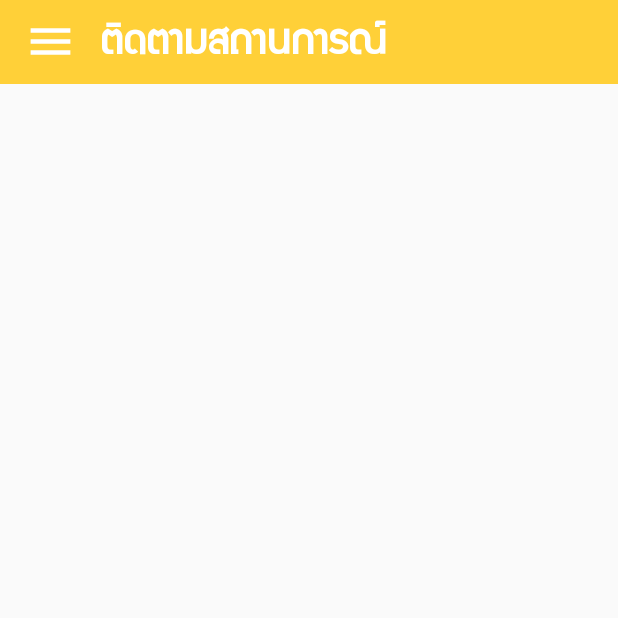
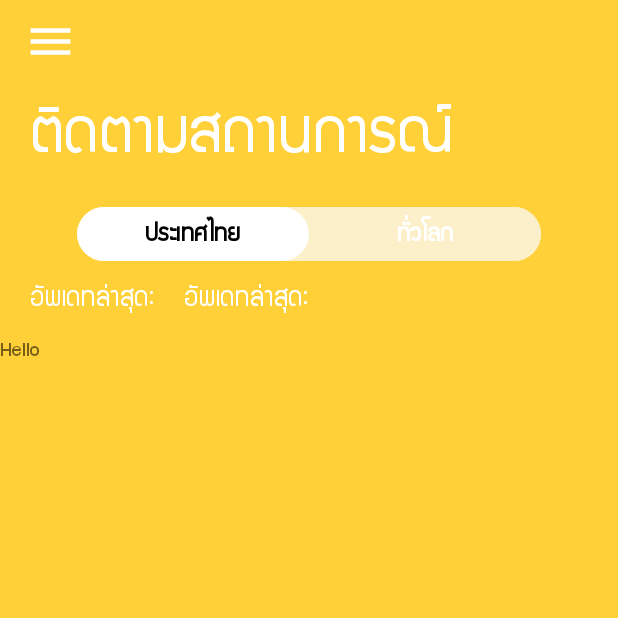
Before and after one commit to orbitalno11/14d-diary, an Android app: the NewsFragment screen opened through its navigation route, on a phone screen of 412 x 824 dp, the top half of it. Run offline under Robolectric (Android 15) with nearby library versions, the light colour scheme and no system bars; our stand-ins replace navigation-ui.

Commit message:
News page

```diff
--- /dev/null
+++ b/app/src/main/java/ac/th/kmutt/math/the14d_diary/adapter/NewsTabAdapter.kt
@@ -0,0 +1,22 @@
+package ac.th.kmutt.math.the14d_diary.adapter
+
+import ac.th.kmutt.math.the14d_diary.fragment.GlobalNewsFragment
+import ac.th.kmutt.math.the14d_diary.fragment.ThaiNewsFragment
+import androidx.fragment.app.Fragment
+import androidx.viewpager2.adapter.FragmentStateAdapter
+
+class NewsTabAdapter(
+    private val fragment: Fragment
+) : FragmentStateAdapter(fragment){
+    override fun getItemCount(): Int {
+        return 2
+    }
+
+    override fun createFragment(position: Int): Fragment {
+        return when(position){
+            0 -> ThaiNewsFragment.newInstance()
+            1 -> GlobalNewsFragment.newInstance()
+            else -> null!!
+        }
+    }
+}
--- a/app/src/main/java/ac/th/kmutt/math/the14d_diary/ui/news/NewsFragment.kt
+++ b/app/src/main/java/ac/th/kmutt/math/the14d_diary/ui/news/NewsFragment.kt
@@ -9,7 +9,12 @@ import android.view.View
 import android.view.ViewGroup
 
 import ac.th.kmutt.math.the14d_diary.R
+import ac.th.kmutt.math.the14d_diary.adapter.ChatTabAdapter
+import ac.th.kmutt.math.the14d_diary.adapter.NewsTabAdapter
 import ac.th.kmutt.math.the14d_diary.helper.AppbarHelper
+import com.google.android.material.tabs.TabLayoutMediator
+import kotlinx.android.synthetic.main.fragment_chat_home.*
+import kotlinx.android.synthetic.main.fragment_news.*
 
 class NewsFragment : Fragment() {
 
@@ -32,11 +37,19 @@ class NewsFragment : Fragment() {
         viewModel = ViewModelProviders.of(this).get(NewsViewModel::class.java)
         setupAppbar()
         // TODO: Use the ViewModel
+
+        // setup tab layout and viewpager
+        val tab_layout = news_tab
+        news_viewpager.adapter = NewsTabAdapter(this)
+        val tabName: Array<String> = resources.getStringArray(R.array.tab_news)
+        TabLayoutMediator(tab_layout, news_viewpager){ tab, position ->
+            tab.text = tabName[position]
+        }.attach()
     }
 
     private fun setupAppbar(){
         appbarHelper = AppbarHelper(view!!)
-        appbarHelper.setTitle(resources.getString(R.string.nav_news))
+        appbarHelper.setTitleVisible(View.INVISIBLE)
         appbarHelper.setMenuNav((activity as MainActivity))
     }
 
--- /dev/null
+++ b/app/src/main/res/drawable/bg_tablayout_news.xml
@@ -0,0 +1,9 @@
+<?xml version="1.0" encoding="utf-8"?>
+<shape xmlns:android="http://schemas.android.com/apk/res/android"
+    android:shape="rectangle">
+
+    <corners android:radius="18dp" />
+
+    <solid android:color="@color/yellowPrimarySuperLight" />
+
+</shape>
--- /dev/null
+++ b/app/src/main/res/drawable/bg_tablayout_news_selected.xml
@@ -0,0 +1,9 @@
+<?xml version="1.0" encoding="utf-8"?>
+<shape xmlns:android="http://schemas.android.com/apk/res/android"
+    android:shape="rectangle">
+
+    <corners android:radius="18dp" />
+
+    <solid android:color="@android:color/white" />
+
+</shape>
--- /dev/null
+++ b/app/src/main/res/drawable/selector_tablayout_news.xml
@@ -0,0 +1,11 @@
+<?xml version="1.0" encoding="utf-8"?>
+<selector xmlns:android="http://schemas.android.com/apk/res/android">
+
+    <item
+        android:drawable="@drawable/bg_tablayout_news_selected"
+        android:state_selected="true" />
+
+    <item
+        android:drawable="@drawable/bg_tablayout_news"
+        android:state_selected="false" />
+</selector>
--- a/app/src/main/res/layout/fragment_news.xml
+++ b/app/src/main/res/layout/fragment_news.xml
@@ -4,14 +4,73 @@
     android:layout_width="match_parent"
     android:layout_height="match_parent"
     xmlns:app="http://schemas.android.com/apk/res-auto"
-    tools:context=".ui.news.NewsFragment">
+    tools:context=".ui.news.NewsFragment"
+    android:background="@color/colorPrimary">
 
     <include
         android:id="@+id/app_bar_header"
         layout="@layout/layout_appbar"
         app:layout_constraintTop_toTopOf="parent" />
 
-<!--    use viewpager   -->
-<!--    import thai news fragment and global fragment to view pager  -->
+    <TextView
+        android:id="@+id/news_header"
+        android:layout_width="wrap_content"
+        android:layout_height="wrap_content"
+        android:layout_marginStart="20dp"
+        android:text="@string/nav_news"
+        android:textColor="@android:color/white"
+        android:textSize="45sp"
+        app:layout_constraintStart_toStartOf="parent"
+        app:layout_constraintTop_toBottomOf="@id/app_bar_header" />
+
+    <com.google.android.material.tabs.TabLayout
+        android:id="@+id/news_tab"
+        android:layout_width="0dp"
+        android:layout_height="36dp"
+        android:layout_marginTop="15dp"
+        android:background="@drawable/bg_tablayout_news"
+        app:layout_constraintEnd_toEndOf="parent"
+        app:layout_constraintStart_toStartOf="parent"
+        app:layout_constraintTop_toBottomOf="@id/news_header"
+        app:layout_constraintWidth_percent="0.75"
+        app:tabBackground="@drawable/selector_tablayout_news"
+        app:tabGravity="fill"
+        app:tabIndicatorHeight="0dp"
+        app:tabRippleColor="@null"
+        app:tabSelectedTextColor="@android:color/black"
+        app:tabTextAppearance="@style/TabTextAppearance"
+        app:tabTextColor="@android:color/white" />
+
+    <TextView
+        android:id="@+id/news_update_time_label"
+        android:layout_width="wrap_content"
+        android:layout_height="wrap_content"
+        android:layout_marginStart="20dp"
+        android:layout_marginTop="10dp"
+        android:text="@string/news_update_time"
+        android:textColor="@android:color/white"
+        android:textSize="20sp"
+        app:layout_constraintStart_toStartOf="parent"
+        app:layout_constraintTop_toBottomOf="@id/news_tab" />
+
+    <TextView
+        android:id="@+id/news_update_time"
+        android:layout_width="wrap_content"
+        android:layout_height="wrap_content"
+        android:layout_marginStart="20dp"
+        android:layout_marginTop="10dp"
+        android:text="@string/news_update_time"
+        android:textColor="@android:color/white"
+        android:textSize="20sp"
+        app:layout_constraintStart_toEndOf="@id/news_update_time_label"
+        app:layout_constraintTop_toBottomOf="@id/news_tab" />
+
+    <androidx.viewpager2.widget.ViewPager2
+        android:id="@+id/news_viewpager"
+        android:layout_width="match_parent"
+        android:layout_height="0dp"
+        android:layout_marginTop="10dp"
+        app:layout_constraintBottom_toBottomOf="parent"
+        app:layout_constraintTop_toBottomOf="@id/news_update_time_label" />
 
 </androidx.constraintlayout.widget.ConstraintLayout>
--- a/app/src/main/res/values/colors.xml
+++ b/app/src/main/res/values/colors.xml
@@ -10,4 +10,5 @@
     <color name="pinkYoungSalmon">#ffb8b8</color>
 
     <color name="yellowPrimaryLight">#fcdc74</color>
+    <color name="yellowPrimarySuperLight">#fcf0ca</color>
 </resources>
--- a/app/src/main/res/values/strings.xml
+++ b/app/src/main/res/values/strings.xml
@@ -18,4 +18,12 @@
         <item>รายชื่อ</item>
         <item>ประวัติการสนทนา</item>
     </string-array>
+
+
+    <!--    news    -->
+    <string-array name="tab_news">
+        <item>ประเทศไทย</item>
+        <item>ทั่วโลก</item>
+    </string-array>
+    <string name="news_update_time">อัพเดทล่าสุด: </string>
 </resources>
```
